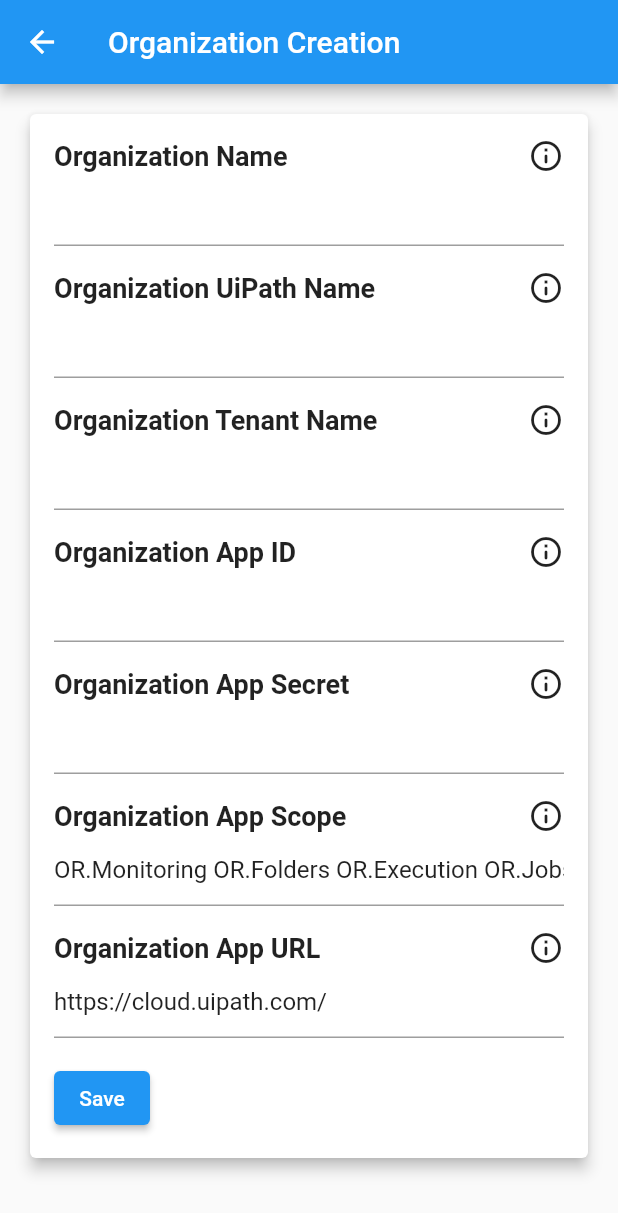
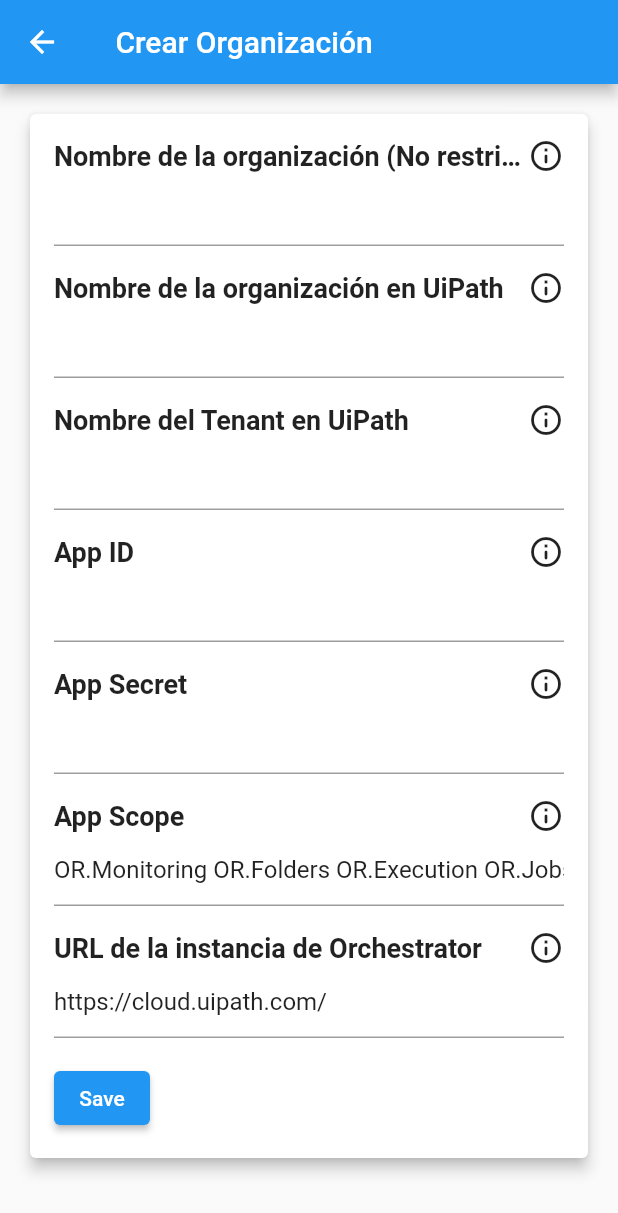
Before and after one commit to oxakromax/Frontend_UipathMonitor, a Flutter app: the OrganizationCreationOrEditPage screen opened directly, on a phone screen of 412 x 824 dp. Shown: the top 1213 px of the screen. Run offline on Flutter 3.47's test engine with Material 2 defaults, Android fonts, the phone set to English and light mode, and no system bars; our stand-ins replace connectivity_plus, flutter_form_builder, form_builder_validators, shared_preferences; accounts and stored records are empty.

```diff
--- a/lib/pages/Admin/Organization/OrganizationCreationOrEditPage.dart
+++ b/lib/pages/Admin/Organization/OrganizationCreationOrEditPage.dart
@@ -62,7 +62,7 @@ class _OrganizationCreationOrEditPageState
     var apiProvider = Provider.of<ApiProvider>(context, listen: false);
     return Scaffold(
       appBar: AppBar(
-        title: Text('Organization${widget.isEditing ? ' Edit' : ' Creation'}'),
+        title: Text('${widget.isEditing ? ' Editar' : ' Crear'} Organización'),
       ),
       body: SingleChildScrollView(
         child: Padding(
@@ -76,14 +76,18 @@ class _OrganizationCreationOrEditPageState
                   child: Column(
                     crossAxisAlignment: CrossAxisAlignment.start,
                     children: [
-                      Row(
+                      const Row(
                         mainAxisAlignment: MainAxisAlignment.spaceBetween,
-                        children: const [
-                          Text(
-                            'Organization Name',
+                        children: [
+                          Flexible(
+                            child: Text(
+                              'Nombre de la organización (No restrictivo)',
                               style: TextStyle(
                                 fontWeight: FontWeight.bold,
                                 fontSize: 18,
+                              ),
+                              overflow: TextOverflow
+                                  .ellipsis, // Usa ellipsis para mostrar '...' si el texto no cabe
                             ),
                           ),
                           Tooltip(
@@ -171,8 +175,8 @@ class _OrganizationCreationOrEditPageState
                               context: context,
                               builder: (BuildContext context) {
                                 return AlertDialog(
-                                  title: Row(
-                                    children: const [
+                                  title: const Row(
+                                    children: [
                                       Icon(Icons.error),
                                       SizedBox(width: 8),
                                       Text('Error'),
@@ -212,14 +216,17 @@ class _OrganizationCreationOrEditPageState
       crossAxisAlignment: CrossAxisAlignment.start,
       children: [
         const SizedBox(height: 16),
-        Row(
+        const Row(
           mainAxisAlignment: MainAxisAlignment.spaceBetween,
-          children: const [
-            Text(
-              'Organization UiPath Name',
+          children: [
+            Flexible(
+              child: Text(
+                'Nombre de la organización en UiPath',
                 style: TextStyle(
                   fontWeight: FontWeight.bold,
                   fontSize: 18,
+                ),
+                overflow: TextOverflow.ellipsis,
               ),
             ),
             Tooltip(
@@ -233,11 +240,11 @@ class _OrganizationCreationOrEditPageState
           controller: _organizationUipathNameController,
         ),
         const SizedBox(height: 16),
-        Row(
+        const Row(
           mainAxisAlignment: MainAxisAlignment.spaceBetween,
-          children: const [
+          children: [
             Text(
-              'Organization Tenant Name',
+              'Nombre del Tenant en UiPath',
               style: TextStyle(
                 fontWeight: FontWeight.bold,
                 fontSize: 18,
@@ -254,11 +261,11 @@ class _OrganizationCreationOrEditPageState
           controller: _organizationTenantNameController,
         ),
         const SizedBox(height: 16),
-        Row(
+        const Row(
           mainAxisAlignment: MainAxisAlignment.spaceBetween,
-          children: const [
+          children: [
             Text(
-              'Organization App ID',
+              'App ID',
               style: TextStyle(
                 fontWeight: FontWeight.bold,
                 fontSize: 18,
@@ -275,11 +282,11 @@ class _OrganizationCreationOrEditPageState
           controller: _organizationAppIdController,
         ),
         const SizedBox(height: 16),
-        Row(
+        const Row(
           mainAxisAlignment: MainAxisAlignment.spaceBetween,
-          children: const [
+          children: [
             Text(
-              'Organization App Secret',
+              'App Secret',
               style: TextStyle(
                 fontWeight: FontWeight.bold,
                 fontSize: 18,
@@ -296,11 +303,11 @@ class _OrganizationCreationOrEditPageState
           controller: _organizationAppSecretController,
         ),
         const SizedBox(height: 16),
-        Row(
+        const Row(
           mainAxisAlignment: MainAxisAlignment.spaceBetween,
-          children: const [
+          children: [
             Text(
-              'Organization App Scope',
+              'App Scope',
               style: TextStyle(
                 fontWeight: FontWeight.bold,
                 fontSize: 18,
@@ -317,14 +324,17 @@ class _OrganizationCreationOrEditPageState
           controller: _organizationAppScopeController,
         ),
         const SizedBox(height: 16),
-        Row(
+        const Row(
           mainAxisAlignment: MainAxisAlignment.spaceBetween,
-          children: const [
-            Text(
-              'Organization App URL',
+          children: [
+            Flexible(
+              child: Text(
+                'URL de la instancia de Orchestrator',
                 style: TextStyle(
                   fontWeight: FontWeight.bold,
                   fontSize: 18,
+                ),
+                overflow: TextOverflow.ellipsis,
               ),
             ),
             Tooltip(
--- a/lib/pages/Admin/Organization/OrganizationDetailPage.dart
+++ b/lib/pages/Admin/Organization/OrganizationDetailPage.dart
@@ -56,13 +56,13 @@ class _OrganizationDetailsPageState extends State<OrganizationDetailsPage> {
                 true)
               FloatingActionButton(
                 heroTag: 'downloadData',
-                tooltip: 'Download Data',
+                tooltip: 'Descargar Info.',
                 child: const Column(
                   mainAxisAlignment: MainAxisAlignment.center,
                   mainAxisSize: MainAxisSize.min,
                   children: [
                     Icon(Icons.download_rounded),
-                    Text("Download Data",
+                    Text("Descargar Info.",
                         style: TextStyle(fontSize: 10),
                         textAlign: TextAlign.center,
                         overflow: TextOverflow.ellipsis),
@@ -96,13 +96,13 @@ class _OrganizationDetailsPageState extends State<OrganizationDetailsPage> {
             const SizedBox(width: 10),
             FloatingActionButton(
               heroTag: 'editOrg',
-              tooltip: 'Edit Organization',
+              tooltip: 'Editar Organización',
               child: const Column(
                 mainAxisAlignment: MainAxisAlignment.center,
                 mainAxisSize: MainAxisSize.min,
                 children: [
                   Icon(Icons.edit),
-                  Text("Edit Organization",
+                  Text("Editar Organización",
                       style: TextStyle(fontSize: 10),
                       textAlign: TextAlign.center,
                       overflow: TextOverflow.ellipsis),
@@ -126,14 +126,14 @@ class _OrganizationDetailsPageState extends State<OrganizationDetailsPage> {
             SizedBox(
               child: FloatingActionButton(
                   heroTag: 'addClient',
-                  tooltip: 'Add Client',
+                  tooltip: 'Agregar Cliente',
                   child: const Column(
                     mainAxisAlignment: MainAxisAlignment.center,
                     mainAxisSize: MainAxisSize.min,
                     textDirection: TextDirection.ltr,
                     children: [
                       Icon(Icons.person_add),
-                      Text("Add Client",
+                      Text("Agregar Cliente",
                           style: TextStyle(fontSize: 10),
                           textAlign: TextAlign.center,
                           overflow: TextOverflow.ellipsis),
@@ -149,14 +149,14 @@ class _OrganizationDetailsPageState extends State<OrganizationDetailsPage> {
             SizedBox(
               child: FloatingActionButton(
                   heroTag: 'addUser',
-                  tooltip: 'Add User',
+                  tooltip: 'Agregar Usuario',
                   child: const Column(
                     mainAxisAlignment: MainAxisAlignment.center,
                     mainAxisSize: MainAxisSize.min,
                     textDirection: TextDirection.ltr,
                     children: [
                       Icon(Icons.person_add_alt_1_sharp),
-                      Text("Add User",
+                      Text("Agregar Usuario",
                           style: TextStyle(fontSize: 10),
                           textAlign: TextAlign.center,
                           overflow: TextOverflow.ellipsis),
@@ -180,13 +180,13 @@ class _OrganizationDetailsPageState extends State<OrganizationDetailsPage> {
             const SizedBox(width: 10),
             FloatingActionButton(
               heroTag: 'deleteOrganization',
-              tooltip: 'Delete Organization',
+              tooltip: 'Eliminar Organización',
               child: const Column(
                 mainAxisAlignment: MainAxisAlignment.center,
                 mainAxisSize: MainAxisSize.min,
                 children: [
                   Icon(Icons.delete),
-                  Text('Delete',
+                  Text('Eliminar Organización',
                       style: TextStyle(fontSize: 10),
                       textAlign: TextAlign.center,
                       overflow: TextOverflow.ellipsis),
@@ -222,7 +222,7 @@ class _OrganizationDetailsPageState extends State<OrganizationDetailsPage> {
           ],
         ),
         appBar: AppBar(
-          title: const Text('Organization Details'),
+          title: const Text('Detalles de la Organización'),
           actions: [
             // Hint button
             IconButton(
@@ -242,20 +242,20 @@ class _OrganizationDetailsPageState extends State<OrganizationDetailsPage> {
                         children: [
                           TextSpan(
                               text:
-                              '''Esta pantalla muestra información sobre la organización seleccionada.\n\n'''),
+                                  '''Esta pantalla muestra información sobre la organización seleccionada.\n\n'''),
                           TextSpan(
                               text: '''Sobre los usuarios y clientes:\n''',
                               style: TextStyle(fontWeight: FontWeight.bold)),
                           TextSpan(
                               text:
-                              '''Recuerda que si eliminas a un usuario o cliente de la organización, lo eliminarás de todos los procesos asociados a la misma. En el caso del cliente, este será eliminado de manera permanente.
-Por otra parte, en esta pantalla podrás agregar clientes, pero los usuarios son agregados por proceso a la organización.\n\n'''),
+                                  '''Recuerda que si eliminas a un usuario o cliente de la organización, lo eliminarás de todos los procesos asociados a la misma. En el caso del cliente, este será eliminado de manera permanente.
+Por otra parte, en esta pantalla podrás agregar clientes, pero los usuarios son agregados para posteriormente ser asignados por proceso a la organización, por lo tanto solo estarás otorgando el derecho a ser asignado a un proceso dentro de la organización y no al proceso en si.\n\n'''),
                           TextSpan(
                               text: '''Sobre los procesos:\n''',
                               style: TextStyle(fontWeight: FontWeight.bold)),
                           TextSpan(
                               text:
-                              '''Los procesos son inmutables, es decir, no se pueden eliminar, solo asignarles un "Alias" para identificarlos. ya que estos son automaticamente obtenidos desde el Orchestrator de UiPath.'''),
+                                  '''Los procesos son inmutables, es decir, no se pueden eliminar, solo asignarles un "Alias" para identificarlos. ya que estos son automaticamente obtenidos desde el Orchestrator de UiPath.'''),
                         ],
                       ),
                     ),
--- a/lib/pages/Client/ticket_form_page.dart
+++ b/lib/pages/Client/ticket_form_page.dart
@@ -43,7 +43,7 @@ class _TicketFormPageState extends State<TicketFormPage> {
                   ),
                   validator: (value) {
                     if (value == null || value.isEmpty) {
-                      return 'Por favor ingrese su emai';
+                      return 'Por favor ingrese su email';
                     }
                     return null;
                   },
--- a/lib/pages/User/incidentsUser/incident_details_page.dart
+++ b/lib/pages/User/incidentsUser/incident_details_page.dart
@@ -61,7 +61,7 @@ class _IncidentDetailsScreenState extends State<IncidentDetailsScreen> {
   Widget build(BuildContext context) {
     return Scaffold(
       appBar: AppBar(
-        title: const Text('Detalles del Incidente'),
+        title: Text('Detalles de Ticket #${widget.incident.iD}'),
       ),
       body: LayoutBuilder(
         builder: (BuildContext context, BoxConstraints constraints) {
--- a/lib/pages/first_menu_page.dart
+++ b/lib/pages/first_menu_page.dart
@@ -14,7 +14,7 @@ class FirstMenuPage extends StatelessWidget {
           mainAxisAlignment: MainAxisAlignment.center,
           children: [
             Text(
-              '¿Qué tipo de usuario es usted?',
+              '¿Cuál es su rol?',
               style: TextStyle(fontSize: 20),
             ),
             SizedBox(height: 30),
```
Also changed, not shown: lib/pages/Admin/Organization/OrganizationListPage.dart (+7 -2 lines), lib/pages/Admin/Users/UsersListPage.dart (+7 -1 lines), lib/pages/Dual/Processes/processes_list_page.dart (+7 -6 lines). Lines whose indentation alone changed are shown as unchanged.
